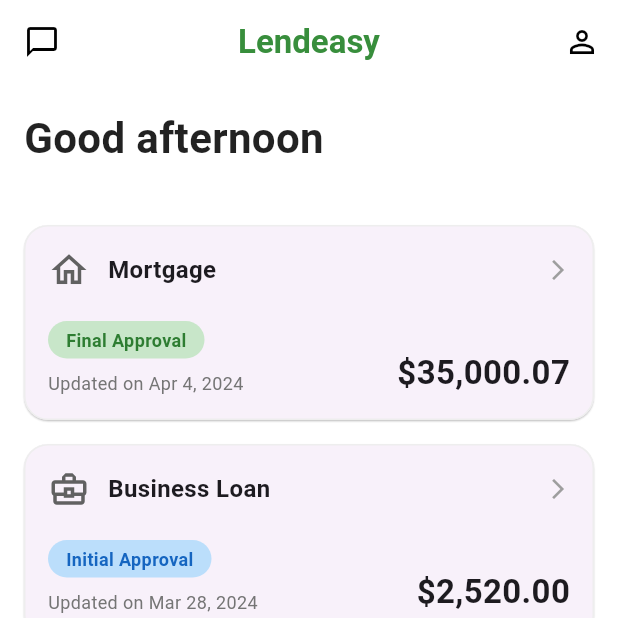
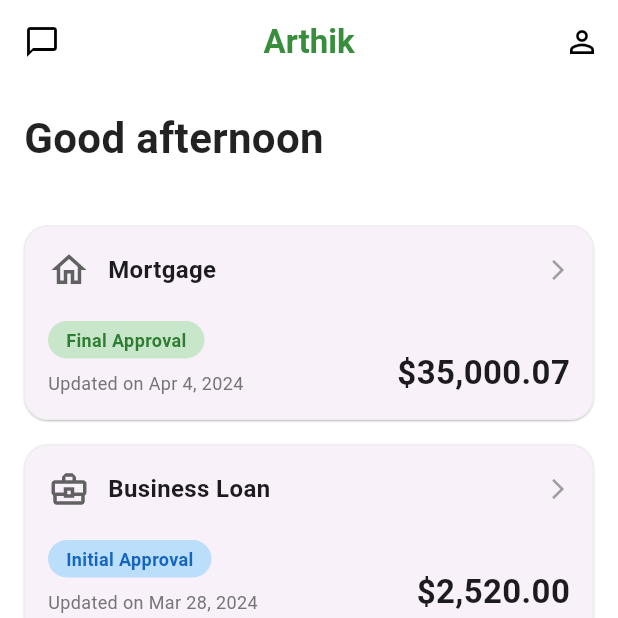
Before and after one commit to ArthanDeveloper/myapp, a Flutter app: the Homepage screen opened directly, on a phone screen of 412 x 824 dp, the top half of it. Run offline on Flutter 3.47's test engine with Material 3 defaults, Android fonts, the phone set to English and light mode, and no system bars; our stand-ins replace confetti, dio, local_auth, location, pinput, retrofit and 1 more; missing offline and left inert: mobile_number; accounts and stored records are empty; generated files the repository leaves out were written again.

Commit message:
local dart fix

```diff
--- a/lib/homepage.dart
+++ b/lib/homepage.dart
@@ -131,7 +131,7 @@ class _HomepageState extends State<Homepage> with SingleTickerProviderStateMixin
     return Scaffold(
       appBar: AppBar(
         leading: IconButton(icon: const Icon(Icons.chat_bubble_outline), onPressed: () {}),
-        title: Text('Lendeasy', style: TextStyle(color: Colors.green.shade700, fontWeight: FontWeight.bold)),
+        title: Text('Arthik', style: TextStyle(color: Colors.green.shade700, fontWeight: FontWeight.bold)),
         centerTitle: true,
         actions: [
           IconButton(icon: const Icon(Icons.person_outline), onPressed: () {}),
@@ -220,7 +220,7 @@ class _HomepageState extends State<Homepage> with SingleTickerProviderStateMixin
                     ),
                   ),
                 ),
-              )).toList(),
+              )),
             ],
           ),
         ),
--- a/lib/loan_details_screen.dart
+++ b/lib/loan_details_screen.dart
@@ -102,7 +102,7 @@ class LoanDetailsScreen extends StatelessWidget {
                       color: tx.isCredit ? Colors.green.shade800 : Colors.black,
                     ),
                   ),
-                )).toList(),
+                )),
               ],
             ),
           ),
--- a/lib/search_pan_screen.dart
+++ b/lib/search_pan_screen.dart
@@ -12,6 +12,8 @@ class CustomerProfile {
 }
 
 class SearchPANScreen extends StatefulWidget {
+  const SearchPANScreen({super.key});
+
   @override
   _SearchPANScreenState createState() => _SearchPANScreenState();
 }
--- a/lib/verify_otp_screen.dart
+++ b/lib/verify_otp_screen.dart
@@ -10,9 +10,9 @@ class VerifyOtpScreen extends StatefulWidget {
   final String mobileNumber;
 
   const VerifyOtpScreen({
-    Key? key,
+    super.key,
     required this.mobileNumber,
-  }) : super(key: key);
+  });
 
   @override
   _VerifyOtpScreenState createState() => _VerifyOtpScreenState();
```
